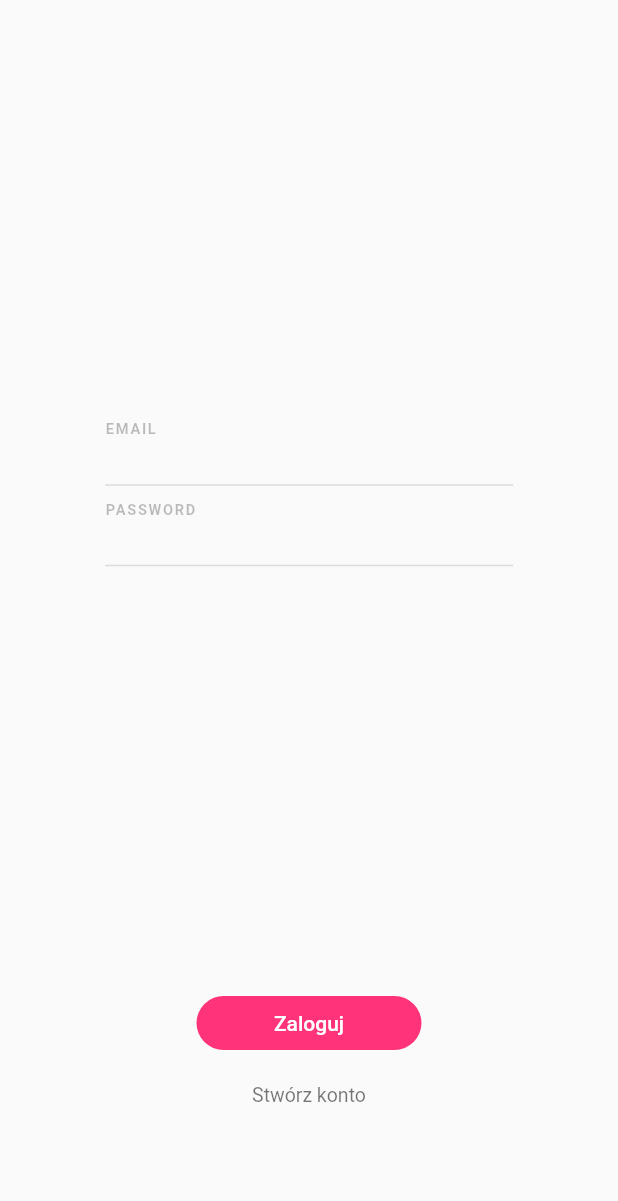
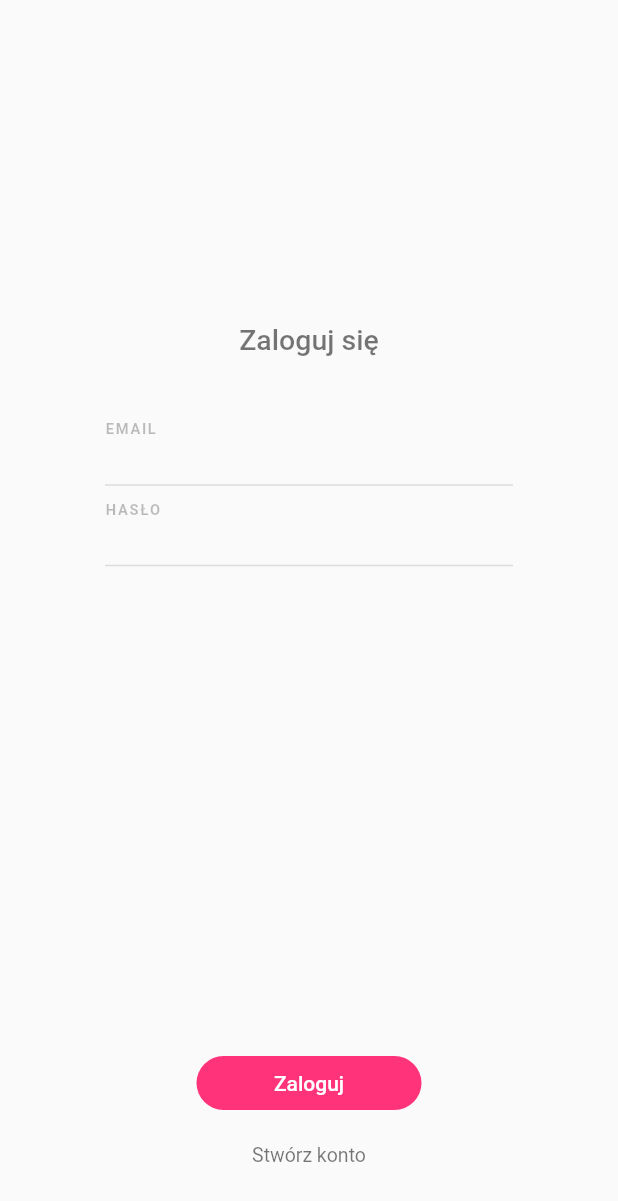
Before and after one commit to freddieIsAlreadyTakenBiblethump/swipest_signing, a Flutter app: the screen it shows after launch, on a phone screen of 412 x 824 dp. Shown: the top 1201 px of the screen. Run offline on Flutter 3.47's test engine with Material 2 defaults, Android fonts, the phone set to English and light mode, and no system bars; our stand-ins replace email_validator.

Commit message:
Change bottom margin. Add header text.

```diff
--- a/lib/src/screens/signin.dart
+++ b/lib/src/screens/signin.dart
@@ -43,7 +43,7 @@ class _SignInState extends State<SignIn> {
 
   late final _passwordTextField = SwipestTextFormField(
     widgetKey: _passwordKey,
-    text: 'PASSWORD',
+    text: 'HASŁO',
     validator: (value) {
       if (value == null || value.isEmpty || value.length < 8) {
         return 'Wprowadź conajmniej 8 znaków';
@@ -117,6 +117,23 @@ class _SignInState extends State<SignIn> {
     key: _formKey,
     child: Stack(
       children: [
+        const Positioned(
+          top: 145,
+          right: 0,
+          bottom: 0,
+          left: 0,
+          child: Align(
+            alignment: Alignment.topCenter,
+            child: Text(
+              'Zaloguj się',
+              style: TextStyle(
+                color: Colors.black54,
+                fontWeight: FontWeight.w500,
+                fontSize: 19,
+              ),
+            ),
+          ),
+        ),
         Positioned(
           top: 200,
           child: Column(
@@ -155,7 +172,12 @@ class _SignInState extends State<SignIn> {
       body: GestureDetector(
         onTap: () => FocusManager.instance.primaryFocus?.unfocus(),
         child: Padding(
-          padding: const EdgeInsets.all(70),
+          padding: const EdgeInsets.only(
+            top: 70,
+            right: 70,
+            bottom: 30,
+            left: 70
+          ),
           child: SizedBox(
             width: double.infinity,
             height: _calculateMainHeight(),
```
